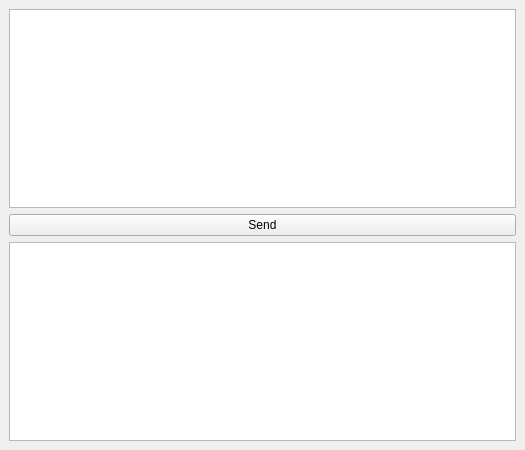
This is src/forms/ui/mainwindow.ui in litepupp/tts-stt as Qt 5 draws it before an edit. The edited form follows.
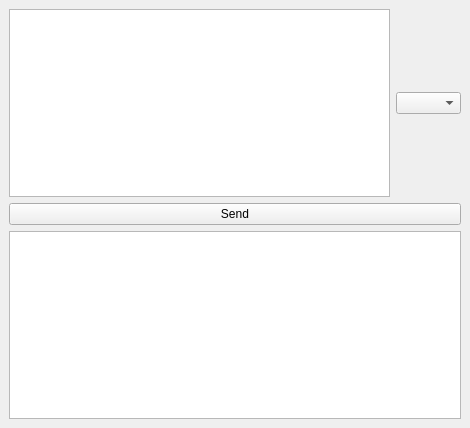
This is the edited form.

The edit to the form file:
```diff
--- a/src/forms/ui/mainwindow.ui
+++ b/src/forms/ui/mainwindow.ui
@@ -6,15 +6,19 @@
    <rect>
     <x>0</x>
     <y>0</y>
-    <width>525</width>
-    <height>450</height>
+    <width>470</width>
+    <height>428</height>
    </rect>
   </property>
   <property name="windowTitle">
    <string>App</string>
   </property>
   <widget class="QWidget" name="central_widget">
-   <layout class="QVBoxLayout" name="verticalLayout">
+   <layout class="QVBoxLayout" name="verticalLayout_3">
+    <item>
+     <layout class="QVBoxLayout" name="verticalLayout_2">
+      <item>
+       <layout class="QHBoxLayout" name="horizontalLayout_7">
     <item>
      <widget class="QPlainTextEdit" name="message_field">
       <property name="font">
@@ -28,6 +32,36 @@
      </widget>
     </item>
     <item>
+         <layout class="QVBoxLayout" name="verticalLayout">
+          <item>
+           <widget class="QComboBox" name="language_selector">
+            <item>
+             <property name="text">
+              <string/>
+             </property>
+            </item>
+            <item>
+             <property name="text">
+              <string>日本語</string>
+             </property>
+            </item>
+            <item>
+             <property name="text">
+              <string>中文</string>
+             </property>
+            </item>
+            <item>
+             <property name="text">
+              <string>한국어</string>
+             </property>
+            </item>
+           </widget>
+          </item>
+         </layout>
+        </item>
+       </layout>
+      </item>
+      <item>
      <widget class="QPushButton" name="send_button">
       <property name="focusPolicy">
        <enum>Qt::StrongFocus</enum>
@@ -63,6 +97,8 @@
        <set>Qt::TextSelectableByKeyboard|Qt::TextSelectableByMouse</set>
       </property>
      </widget>
+      </item>
+     </layout>
     </item>
    </layout>
   </widget>
```
Lines whose indentation alone changed are shown as unchanged.
